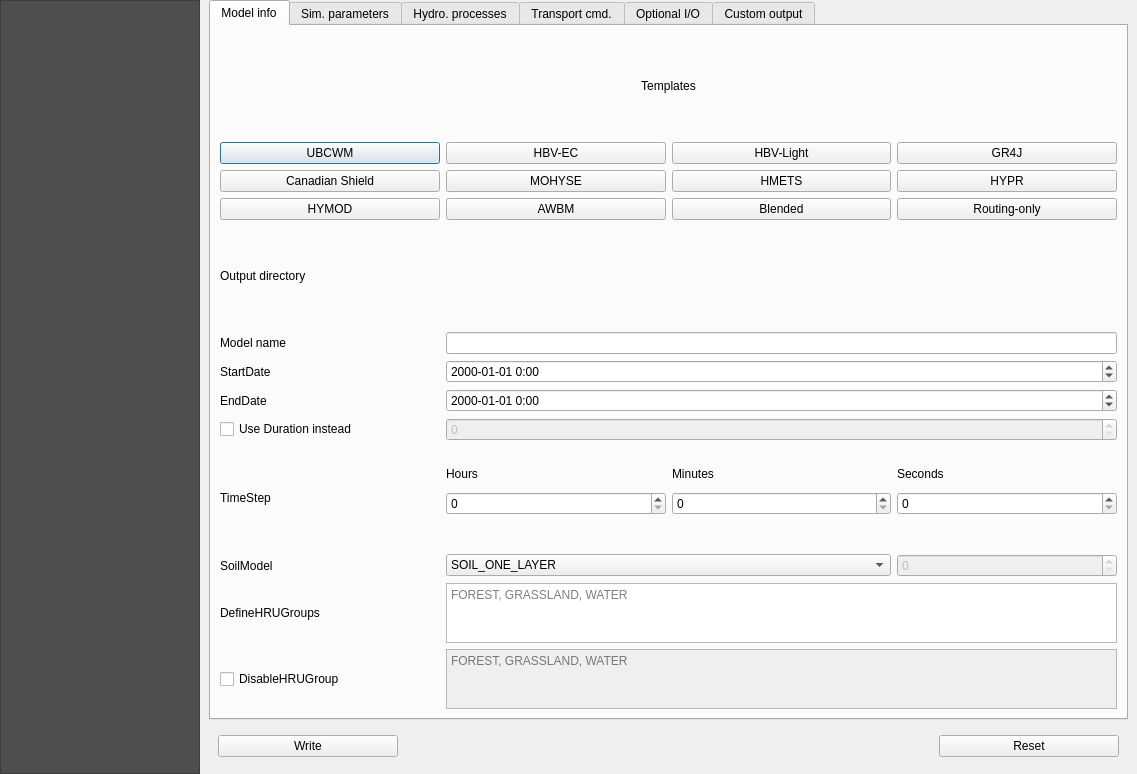
Before: the Qt Designer form qraven/qraven_dialog_base.ui in Scriptbash/QRaven, drawn with Qt 5.
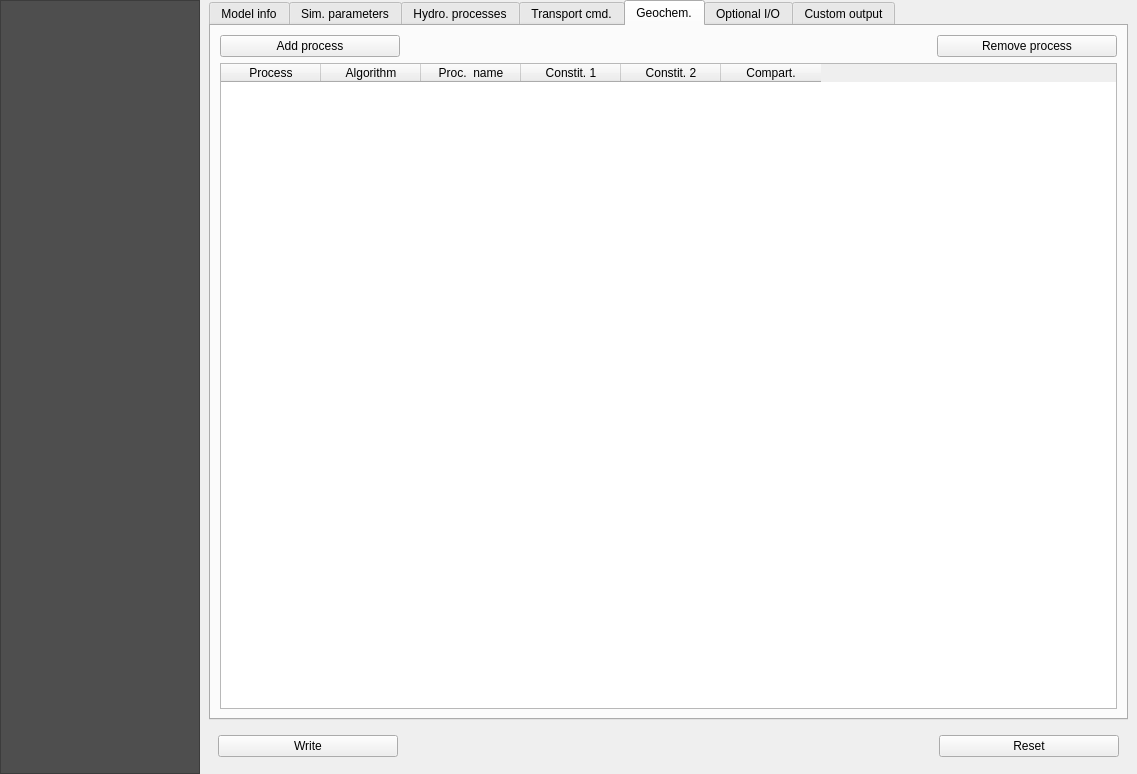
After: the same form once the commit is applied. The open tabs and pages were chosen to show the change. Icons and pictures are not drawn. Custom widgets are drawn as their Qt base class.

Diff of the .ui file:
```diff
--- a/qraven/qraven_dialog_base.ui
+++ b/qraven/qraven_dialog_base.ui
@@ -1976,6 +1976,98 @@
               </item>
              </layout>
             </widget>
+            <widget class="QWidget" name="tab_14">
+             <attribute name="title">
+              <string>Geochem.</string>
+             </attribute>
+             <layout class="QGridLayout" name="gridLayout_28">
+              <item row="0" column="2">
+               <widget class="QPushButton" name="btn_rm_geochem">
+                <property name="minimumSize">
+                 <size>
+                  <width>180</width>
+                  <height>0</height>
+                 </size>
+                </property>
+                <property name="maximumSize">
+                 <size>
+                  <width>180</width>
+                  <height>16777215</height>
+                 </size>
+                </property>
+                <property name="text">
+                 <string>Remove process</string>
+                </property>
+               </widget>
+              </item>
+              <item row="0" column="1">
+               <spacer name="horizontalSpacer_24">
+                <property name="orientation">
+                 <enum>Qt::Horizontal</enum>
+                </property>
+                <property name="sizeHint" stdset="0">
+                 <size>
+                  <width>40</width>
+                  <height>20</height>
+                 </size>
+                </property>
+               </spacer>
+              </item>
+              <item row="0" column="0">
+               <widget class="QPushButton" name="btn_add_geochem">
+                <property name="minimumSize">
+                 <size>
+                  <width>180</width>
+                  <height>0</height>
+                 </size>
+                </property>
+                <property name="maximumSize">
+                 <size>
+                  <width>180</width>
+                  <height>16777215</height>
+                 </size>
+                </property>
+                <property name="text">
+                 <string>Add process</string>
+                </property>
+               </widget>
+              </item>
+              <item row="1" column="0" colspan="3">
+               <widget class="QTableWidget" name="table_geochem">
+                <column>
+                 <property name="text">
+                  <string>Process</string>
+                 </property>
+                </column>
+                <column>
+                 <property name="text">
+                  <string>Algorithm</string>
+                 </property>
+                </column>
+                <column>
+                 <property name="text">
+                  <string>Proc.  name</string>
+                 </property>
+                </column>
+                <column>
+                 <property name="text">
+                  <string>Constit. 1</string>
+                 </property>
+                </column>
+                <column>
+                 <property name="text">
+                  <string>Constit. 2</string>
+                 </property>
+                </column>
+                <column>
+                 <property name="text">
+                  <string>Compart.</string>
+                 </property>
+                </column>
+               </widget>
+              </item>
+             </layout>
+            </widget>
             <widget class="QWidget" name="tab_5">
              <attribute name="title">
               <string>Optional I/O</string>
```
Left out of the diff: 11 changed lines with no effect on the pictures.
